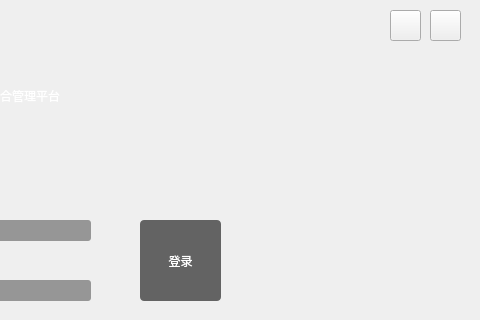
Qt form mainwindow.ui (xurongchen/CIP) before a commit; both pictures show x 240 to 720 and y 0 to 320 of the 720 by 445 pixel window.
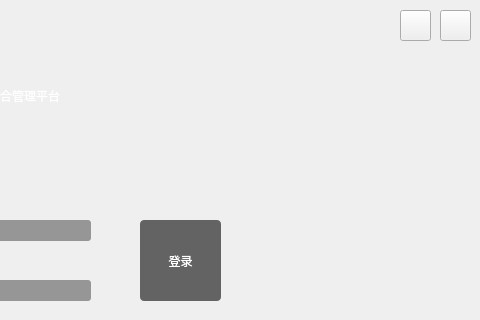
The same form after that commit. Icons and pictures are not drawn.

The edit to the form file:
```diff
--- a/mainwindow.ui
+++ b/mainwindow.ui
@@ -20,7 +20,7 @@
    <widget class="QPushButton" name="PBClose">
     <property name="geometry">
      <rect>
-      <x>670</x>
+      <x>680</x>
       <y>10</y>
       <width>31</width>
       <height>31</height>
@@ -36,7 +36,7 @@
    <widget class="QPushButton" name="PBMin">
     <property name="geometry">
      <rect>
-      <x>630</x>
+      <x>640</x>
       <y>10</y>
       <width>31</width>
       <height>31</height>
```
Left out of the diff: 4 changed lines with no effect on the pictures.
